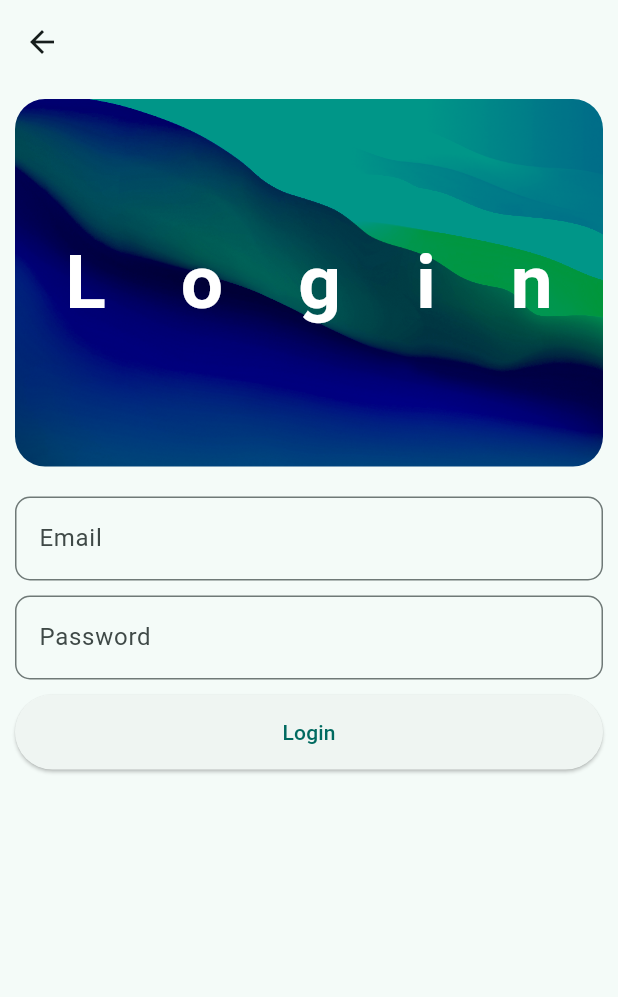
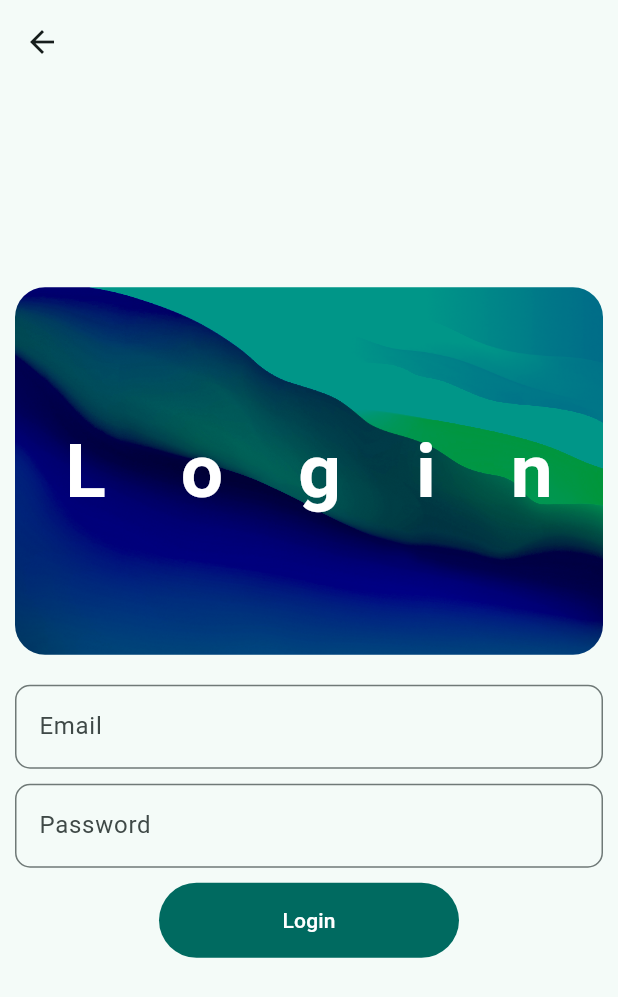
Before and after one commit to krishan226/my_first_Flutter_Practice01, a Flutter app: the screen it shows after launch, after a tap on "Get Started", on a phone screen of 412 x 824 dp. Shown: the top 997 px of the screen. Run offline on Flutter 3.47's test engine with Material 3 defaults, Android fonts, the phone set to English and light mode, and no system bars; our stand-ins replace lottie.

Commit message:
Add SafeArea, Scrolling and make it in Center --- Loginpage + WelcomePage

```diff
--- a/lib/Views/Pages/loginpage.dart
+++ b/lib/Views/Pages/loginpage.dart
@@ -28,9 +28,12 @@ class _LoginPageState extends State<LoginPage> {
   Widget build(BuildContext context) {
     return Scaffold(
       appBar: AppBar(),
-      body: Padding(
+      body: Center(
+        child: SingleChildScrollView(
+          child: Padding(
             padding: const EdgeInsets.all(10.0),
             child: Column(
+              mainAxisAlignment: MainAxisAlignment.center,
               children: [
                 HeroWidget(
                   title: 'Login',
@@ -74,16 +77,21 @@ class _LoginPageState extends State<LoginPage> {
                 SizedBox(
                   height: 10,
                 ),
-            ElevatedButton(
+                FilledButton(
                   onPressed: () {
                     onLoginPress();
                   },
-              style: ElevatedButton.styleFrom(
-                minimumSize: Size(double.infinity, 50.0),
+                  style: FilledButton.styleFrom(
+                    minimumSize: Size(200, 50.0),
                   ),
                   child: Text('Login'),
                 ),
+                SizedBox(
+                  height: 50.0,
+                ),
               ],
+            ),
+          ),
         ),
       ),
     );
--- a/lib/Views/Pages/welcomepage.dart
+++ b/lib/Views/Pages/welcomepage.dart
@@ -10,13 +10,17 @@ class WelcomePage extends StatelessWidget {
   @override
   Widget build(BuildContext context) {
     return Scaffold(
-      body: Padding(
+      body: SafeArea(
+        child: Center(
+          child: SingleChildScrollView(
+            child: Padding(
               padding: const EdgeInsets.all(8.0),
               child: Column(
                 mainAxisAlignment: MainAxisAlignment.center,
                 children: [
                   // HeroWidget(),
-            Lottie.asset('assets/lotties/mobilephone.json'),
+                  Lottie.asset('assets/lotties/mobilephone.json',
+                      height: 400.0),
                   FittedBox(
                     child: Text(
                       'Flutter application',
@@ -61,6 +65,9 @@ class WelcomePage extends StatelessWidget {
                 ],
               ),
             ),
+          ),
+        ),
+      ),
     );
   }
 }
```
Lines whose indentation alone changed are shown as unchanged.
